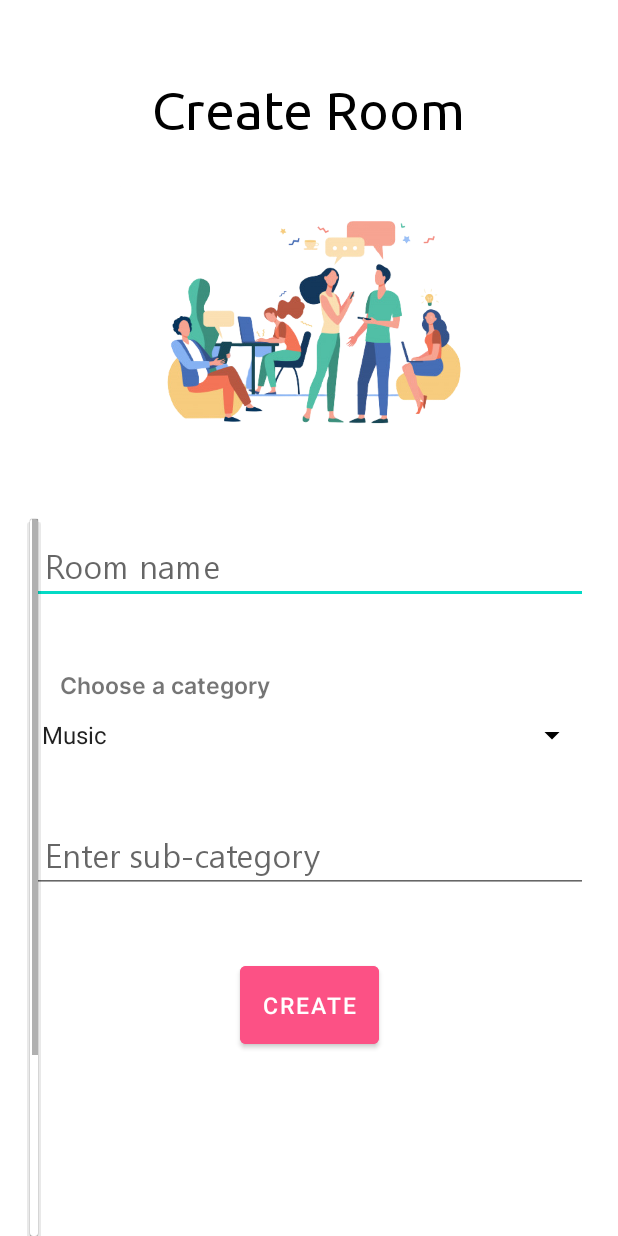
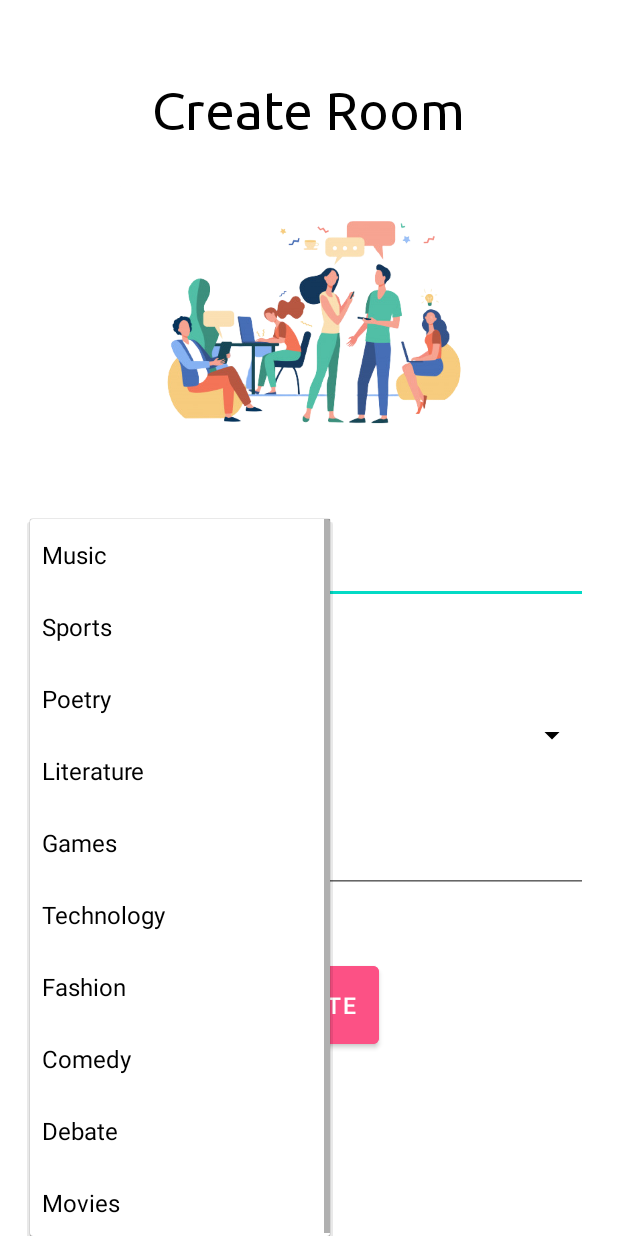
Before and after one commit to Vaibhav5702/Milan, an Android app: the CreateInterestRoom screen opened directly, with no data from a screen before it, after a tap on "Music", on a phone screen of 412 x 824 dp. Run offline under Robolectric (Android 15) with nearby library versions, the phone set to English and light mode, and no system bars; our stand-ins replace Firebase (no records; nobody signed in at launch, a user with empty details on screens opened directly); libraries missing offline, so code that uses them is left out: org.jitsi.meet; 1 statement that could not run was skipped.

Commit message:
rooms done

```diff
--- a/app/src/main/java/com/example/milan/InterestSection/CreateInterestRoom.java
+++ b/app/src/main/java/com/example/milan/InterestSection/CreateInterestRoom.java
@@ -1,10 +1,8 @@
 package com.example.milan.InterestSection;
 
-import androidx.annotation.NonNull;
 import androidx.appcompat.app.AppCompatActivity;
 
 import android.os.Bundle;
-import android.text.TextUtils;
 import android.view.View;
 import android.widget.AdapterView;
 import android.widget.ArrayAdapter;
@@ -14,13 +12,9 @@ import android.widget.Spinner;
 import android.widget.Toast;
 
 import com.example.milan.R;
-import com.google.android.gms.tasks.OnCompleteListener;
-import com.google.android.gms.tasks.Task;
-import com.google.firebase.auth.FirebaseAuth;
-import com.google.firebase.firestore.DocumentReference;
 import com.google.firebase.firestore.FirebaseFirestore;
 
-import org.jetbrains.annotations.NotNull;
+import org.jitsi.meet.sdk.JitsiMeetActivity;
 import org.jitsi.meet.sdk.JitsiMeetConferenceOptions;
 
 import java.net.MalformedURLException;
@@ -34,19 +28,28 @@ public class CreateInterestRoom extends AppCompatActivity {
     Button create_btn;
     Spinner interest_spinner;
     String categorySelected="",roomName="",subCategory="";
+    JitsiMeetConferenceOptions options;
 
     @Override
     protected void onCreate(Bundle savedInstanceState) {
         super.onCreate(savedInstanceState);
         setContentView(R.layout.activity_create_interest_room);
-        create_btn=findViewById(R.id.create_int_room_btn);
-        interest_create_et=findViewById(R.id.interest_create_et);
+        create_btn=findViewById(R.id.create_res_room_btn);
+        interest_create_et=findViewById(R.id.restricted_create_et);
         interest_spinner=findViewById(R.id.category_interest);
         interest_sub_et=findViewById(R.id.interest_sub_et);
+        try {
+            options = new JitsiMeetConferenceOptions.Builder()
+                    .setServerURL(new URL(""))
+                    .setWelcomePageEnabled(false)
+                    .build();;
+        } catch (MalformedURLException e) {
+            e.printStackTrace();
+        }
 
         ArrayAdapter<CharSequence> adapter= ArrayAdapter.createFromResource(this,
                 R.array.category, android.R.layout.simple_spinner_item);
-        adapter.setDropDownViewResource(android.R.layout.simple_dropdown_item_1line);
+        adapter.setDropDownViewResource(android.R.layout.simple_spinner_dropdown_item);
         interest_spinner.setAdapter(adapter);
         interest_spinner.setOnItemSelectedListener(new AdapterView.OnItemSelectedListener() {
             @Override
@@ -66,11 +69,9 @@ public class CreateInterestRoom extends AppCompatActivity {
     }
 
     private void createRoom() {
-        try {
             if(!subCategory.equals("N/A"))
                 roomName+="-"+subCategory;
-            JitsiMeetConferenceOptions options = new JitsiMeetConferenceOptions.Builder()
-                    .setServerURL(new URL(""))
+            options = new JitsiMeetConferenceOptions.Builder()
                     .setRoom(roomName)
                     .setFeatureFlag("add-people.enabled",false)
                     .setFeatureFlag("chat.enabled",false)
@@ -83,11 +84,9 @@ public class CreateInterestRoom extends AppCompatActivity {
                     .setAudioMuted(false)
                     .setVideoMuted(false)
                     .setAudioOnly(false)
-                    .setWelcomePageEnabled(false)
                     .build();
-        } catch (MalformedURLException e) {
-            e.printStackTrace();
-        }
+            JitsiMeetActivity.launch(this,options);
+
     }
 
     public void storeDetails(){
--- a/app/src/main/res/layout/activity_create_interest_room.xml
+++ b/app/src/main/res/layout/activity_create_interest_room.xml
@@ -47,7 +47,7 @@
         app:layout_constraintGuide_percent="0.75" />
 
     <EditText
-        android:id="@+id/interest_create_et"
+        android:id="@+id/restricted_create_et"
         android:layout_width="match_parent"
         android:layout_height="wrap_content"
         android:layout_margin="20dp"
@@ -68,7 +68,7 @@
         android:layout_height="wrap_content"
         android:layout_margin="20dp"
         android:orientation="vertical"
-        app:layout_constraintTop_toBottomOf="@id/interest_create_et"
+        app:layout_constraintTop_toBottomOf="@id/restricted_create_et"
         app:layout_constraintStart_toStartOf="parent"
         app:layout_constraintEnd_toEndOf="parent"
         app:layout_constraintBottom_toTopOf="@id/interest_sub_et"
@@ -90,9 +90,8 @@
             android:layout_width="match_parent"
             android:layout_height="wrap_content"
             android:backgroundTint="@color/black"
-            android:dropDownWidth="5dp"
             android:dropDownSelector="@color/black"
-            android:orientation="vertical"
+            android:dropDownWidth="200dp"
             android:popupElevation="5dp"
             />
 
@@ -116,7 +115,7 @@
          />
 
     <Button
-        android:id="@+id/create_int_room_btn"
+        android:id="@+id/create_res_room_btn"
         android:layout_width="wrap_content"
         android:layout_height="wrap_content"
         android:text="@string/create"
```
Also changed, not shown: app/src/main/java/com/example/milan/AnonymousSection/CreateAnonymousRoom.java (+37 -0 lines), app/src/main/java/com/example/milan/RestrictedSection/CreateRestrictedActivity.java (+88 -0 lines), app/src/main/res/layout/activity_create_restricted.xml (+4 -4 lines).
